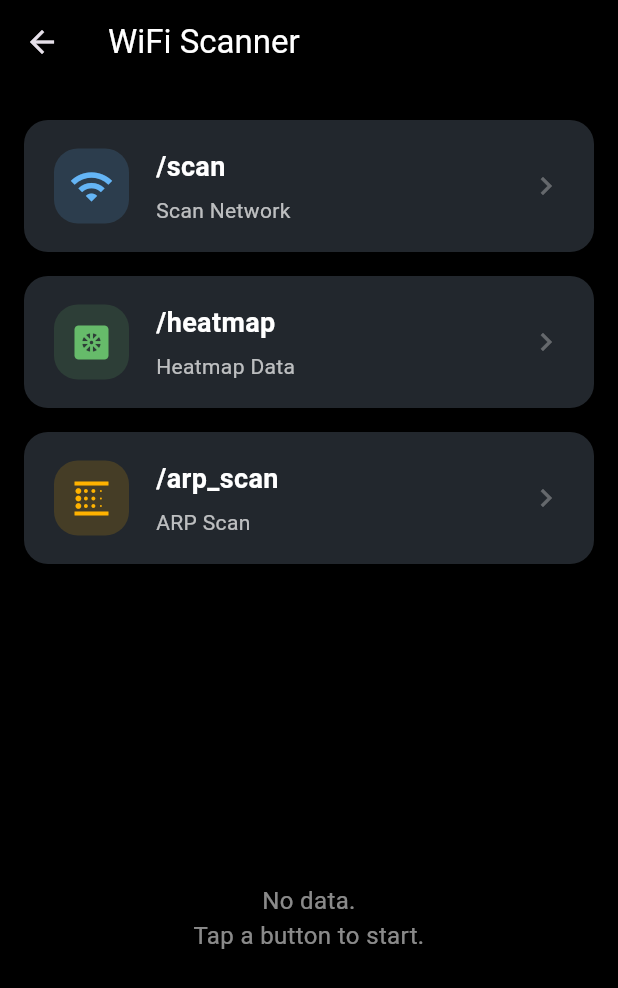
After one commit to HeenaBathyal/shaktiscankdg, a Flutter app: the SecurityFeaturesPage screen opened directly, after a tap on "WiFi/Network Scanner", on a phone screen of 412 x 824 dp. The commit adds this screen. Shown: the top 988 px of the screen. Run offline on Flutter 3.47's test engine with Material 3 defaults, Android fonts, the light colour scheme and no system bars; our stand-ins replace camera, geolocator, permission_handler, shared_preferences; missing offline and left inert: tflite_flutter; accounts and stored records are empty; Roboto replaces fonts that are missing (Arial).

Commit message:
WIFI SCANNING DONEEEEEEE!

```diff
--- a/lib/widgets/home_page.dart
+++ b/lib/widgets/home_page.dart
@@ -1,5 +1,5 @@
 import 'package:flutter/material.dart';
-import 'security_features_page.dart';
+import 'security_features_page.dart';  // Import the new Security Features page
 import 'sos_emergency_page.dart';
 
 class HomePage extends StatelessWidget {
@@ -210,6 +210,7 @@ class HomePage extends StatelessWidget {
                         shape: RoundedRectangleBorder(
                             borderRadius: BorderRadius.circular(35))),
                     onPressed: () {
+                      // Navigate to the new SecurityFeaturesPage
                       Navigator.of(context).push(MaterialPageRoute(
                           builder: (_) => const SecurityFeaturesPage()));
                     },
--- a/lib/widgets/security_features_page.dart
+++ b/lib/widgets/security_features_page.dart
@@ -1,12 +1,14 @@
 import 'package:flutter/material.dart';
 import 'quick_scan_page.dart';
+import 'wifi_scanner_page.dart';  // Import your WiFi Scanner page here
 
 class SecurityFeaturesPage extends StatelessWidget {
   const SecurityFeaturesPage({super.key});
 
   @override
   Widget build(BuildContext context) {
-    const features = [
+    // Define the list of features with explicit types
+    const List<Map<String, dynamic>> features = [
       {
         'icon': Icons.center_focus_strong,
         'iconBg': Color(0xFF172837),
@@ -38,16 +40,21 @@ class SecurityFeaturesPage extends StatelessWidget {
       appBar: AppBar(
         backgroundColor: Colors.black,
         elevation: 0,
-        title: Row(children: const [
+        title: Row(
+          children: const [
             Icon(Icons.shield, color: Color(0xFF30fb85)),
             SizedBox(width: 10),
-          Text("Security Features",
-              style: TextStyle(fontWeight: FontWeight.bold, fontSize: 22))
-        ]),
+            Text(
+              "Security Features",
+              style: TextStyle(fontWeight: FontWeight.bold, fontSize: 22),
+            ),
+          ],
+        ),
       ),
       body: Padding(
         padding: const EdgeInsets.symmetric(vertical: 24, horizontal: 14),
-        child: Column(children: [
+        child: Column(
+          children: [
             const Text(
               "Comprehensive detection capabilities powered by advanced technology",
               style: TextStyle(color: Colors.white70, fontSize: 16),
@@ -55,63 +62,99 @@ class SecurityFeaturesPage extends StatelessWidget {
             ),
             const SizedBox(height: 20),
             ...features.map((feature) {
-            int idx = features.indexOf(feature);
+              final int idx = features.indexOf(feature);
+
               return GestureDetector(
                 onTap: () {
-                if (feature['title'] == 'Quick Scan Room') {
-                  Navigator.of(context).push(MaterialPageRoute(
-                      builder: (context) => const QuickScanRoomPage()));
+                  final String title = feature['title'] as String;
+                  if (title == 'Quick Scan Room') {
+                    Navigator.of(context).push(
+                      MaterialPageRoute(
+                        builder: (context) => const QuickScanRoomPage(),
+                      ),
+                    );
+                  } else if (title == 'WiFi/Network Scanner') {
+                    Navigator.of(context).push(
+                      MaterialPageRoute(
+                        builder: (context) => const WifiScannerPage(),
+                      ),
+                    );
+                  } else if (title == 'Scan History') {
+                    ScaffoldMessenger.of(context).showSnackBar(
+                      const SnackBar(content: Text('Scan History tapped')),
+                    );
                   }
                 },
                 child: Container(
-                margin:
-                EdgeInsets.only(bottom: idx < features.length - 1 ? 20 : 0),
+                  margin: EdgeInsets.only(
+                    bottom: idx < features.length - 1 ? 20 : 0,
+                  ),
                   padding: const EdgeInsets.all(20),
                   decoration: BoxDecoration(
                     color: const Color(0xFF12161E),
-                    borderRadius: BorderRadius.circular(22)),
-                child: Row(children: [
+                    borderRadius: BorderRadius.circular(22),
+                  ),
+                  child: Row(
+                    children: [
                       Container(
                         padding: const EdgeInsets.all(14),
                         decoration: BoxDecoration(
                           color: feature['iconBg'] as Color,
-                        borderRadius: BorderRadius.circular(18)),
-                    child: Icon(feature['icon'] as IconData,
-                        color: feature['iconColor'] as Color, size: 32),
+                          borderRadius: BorderRadius.circular(18),
+                        ),
+                        child: Icon(
+                          feature['icon'] as IconData,
+                          color: feature['iconColor'] as Color,
+                          size: 32,
+                        ),
                       ),
                       const SizedBox(width: 16),
                       Expanded(
                         child: Column(
                           crossAxisAlignment: CrossAxisAlignment.start,
                           children: [
-                          Text(feature['title'] as String,
+                            Text(
+                              feature['title'] as String,
                               style: const TextStyle(
                                 fontSize: 20,
                                 color: Colors.white,
-                                  fontWeight: FontWeight.bold)),
+                                fontWeight: FontWeight.bold,
+                              ),
+                            ),
                             const SizedBox(height: 6),
-                          Text(feature['desc'] as String,
+                            Text(
+                              feature['desc'] as String,
                               style: const TextStyle(
-                                  color: Colors.white70, fontSize: 14)),
-                        ]),
+                                color: Colors.white70,
+                                fontSize: 14,
+                              ),
+                            ),
+                          ],
+                        ),
                       ),
                       Container(
-                    padding:
-                    const EdgeInsets.symmetric(horizontal: 14, vertical: 4),
+                        padding: const EdgeInsets.symmetric(
+                            horizontal: 14, vertical: 4),
                         decoration: BoxDecoration(
                           color: Colors.black54,
-                        borderRadius: BorderRadius.circular(20)),
-                    child: Text(feature['badge'] as String,
+                          borderRadius: BorderRadius.circular(20),
+                        ),
+                        child: Text(
+                          feature['badge'] as String,
                           style: const TextStyle(
                             color: Colors.grey,
                             fontSize: 14,
-                            fontWeight: FontWeight.w600)),
+                            fontWeight: FontWeight.w600,
                           ),
-                ]),
+                        ),
+                      ),
+                    ],
+                  ),
                 ),
               );
-          }).toList()
-        ]),
+            }).toList(),
+          ],
+        ),
       ),
     );
   }
--- /dev/null
+++ b/lib/widgets/wifi_scanner_page.dart
@@ -0,0 +1,328 @@
+import 'dart:convert';
+import 'package:flutter/material.dart';
+import 'package:http/http.dart' as http;
+
+class WifiScannerPage extends StatefulWidget {
+  const WifiScannerPage({Key? key}) : super(key: key);
+
+  @override
+  State<WifiScannerPage> createState() => _WifiScannerPageState();
+}
+
+class _WifiScannerPageState extends State<WifiScannerPage> {
+  // Backend URL configuration
+  static const String baseUrl = "http://10.0.2.2:8000"; // Use this for Android emulator
+  // static const String baseUrl = "http://YOUR_PC_IP:8000"; // Uncomment and set for real devices
+
+  List<dynamic> devices = [];
+  String currentEndpoint = '';
+  bool isLoading = false;
+  String errorText = '';
+
+  void _setError(String message) {
+    setState(() {
+      isLoading = false;
+      devices.clear();
+      currentEndpoint = '';
+      errorText = message;
+    });
+  }
+
+  Future<void> fetchData(String endpoint) async {
+    if (endpoint == '/arp_scan') {
+      _showArpInputDialog();
+      return;
+    }
+
+    setState(() {
+      isLoading = true;
+      devices.clear();
+      currentEndpoint = endpoint;
+      errorText = '';
+    });
+
+    try {
+      final response = await http.get(Uri.parse('$baseUrl$endpoint')).timeout(const Duration(seconds: 60));
+      if (response.statusCode == 200) {
+        final data = json.decode(response.body);
+        List<dynamic> fetchedDevices = [];
+        if (endpoint == '/scan') {
+          fetchedDevices = data['devices'] ?? [];
+        } else if (endpoint == '/heatmap') {
+          fetchedDevices = data['heatmap'] ?? [];
+        }
+        setState(() {
+          devices = fetchedDevices;
+          errorText = '';
+        });
+      } else {
+        _setError("Server error: ${response.statusCode}");
+      }
+    } catch (e) {
+      _setError("Network error:\n$e\nPlease verify backend is running and the IP address is correct.");
+    } finally {
+      setState(() {
+        isLoading = false;
+      });
+    }
+  }
+
+  Future<void> fetchArpScan(String network) async {
+    setState(() {
+      isLoading = true;
+      devices.clear();
+      currentEndpoint = '/arp_scan';
+      errorText = '';
+    });
+
+    try {
+      final response = await http.get(Uri.parse('$baseUrl/arp_scan/$network')).timeout(const Duration(seconds: 60));
+      if (response.statusCode == 200) {
+        final data = json.decode(response.body);
+        setState(() {
+          devices = data['devices'] ?? [];
+          errorText = '';
+        });
+      } else {
+        _setError("Server error: ${response.statusCode}");
+      }
+    } catch (e) {
+      _setError("Network error:\n$e\nPlease verify backend is running and the IP address is correct.");
+    } finally {
+      setState(() {
+        isLoading = false;
+      });
+    }
+  }
+
+  void _showArpInputDialog() {
+    final controller = TextEditingController();
+
+    showDialog(
+      context: context,
+      barrierDismissible: false,
+      builder: (context) => AlertDialog(
+        backgroundColor: Colors.grey[900],
+        title: const Text('Enter Network for ARP Scan', style: TextStyle(color: Colors.white)),
+        content: TextField(
+          controller: controller,
+          autofocus: true,
+          style: const TextStyle(color: Colors.white),
+          decoration: const InputDecoration(
+            hintText: 'e.g., 192.168.1.0/24',
+            hintStyle: TextStyle(color: Colors.white54),
+          ),
+        ),
+        actions: [
+          TextButton(
+            onPressed: () => Navigator.pop(context),
+            child: const Text('Cancel'),
+          ),
+          TextButton(
+            onPressed: () {
+              final input = controller.text.trim();
+              if (input.isNotEmpty) {
+                Navigator.pop(context);
+                fetchArpScan(input);
+              }
+            },
+            child: const Text('Scan'),
+          ),
+        ],
+      ),
+    );
+  }
+
+  Widget _buildActionButton({
+    required String label,
+    required String description,
+    required IconData icon,
+    required Color iconColor,
+    required VoidCallback onTap,
+    required bool loading,
+  }) {
+    return GestureDetector(
+      onTap: loading ? null : onTap,
+      child: Container(
+        margin: const EdgeInsets.symmetric(horizontal: 16, vertical: 8),
+        padding: const EdgeInsets.symmetric(vertical: 18, horizontal: 20),
+        decoration: BoxDecoration(
+          color: const Color(0xFF22272D),
+          borderRadius: BorderRadius.circular(16),
+          boxShadow: [
+            BoxShadow(color: Colors.black.withAlpha(50), blurRadius: 7, offset: const Offset(0, 3)),
+          ],
+        ),
+        child: Row(
+          children: [
+            Container(
+              decoration: BoxDecoration(
+                color: iconColor.withAlpha(40),
+                borderRadius: BorderRadius.circular(16),
+              ),
+              padding: const EdgeInsets.all(10),
+              child: Icon(icon, color: iconColor, size: 30),
+            ),
+            const SizedBox(width: 18),
+            Expanded(
+              child: Column(
+                crossAxisAlignment: CrossAxisAlignment.start,
+                children: [
+                  Text(label, style: const TextStyle(color: Colors.white, fontWeight: FontWeight.bold, fontSize: 18)),
+                  const SizedBox(height: 6),
+                  Text(description, style: const TextStyle(color: Colors.white70, fontSize: 14)),
+                ],
+              ),
+            ),
+            loading
+                ? const SizedBox(width: 26, height: 26, child: CircularProgressIndicator())
+                : const Icon(Icons.chevron_right, color: Colors.white30),
+          ],
+        ),
+      ),
+    );
+  }
+
+  Widget _buildDeviceCard(dynamic device) {
+    final int risk = device['risk'] ?? device['value'] ?? 0;
+    final riskColor = risk > 0 ? Colors.redAccent : Colors.greenAccent;
+
+    final String ip = device['ip'] ?? '';
+    final String hostname = device['hostname'] ?? '';
+    final String vendor = device['vendor'] ?? '';
+    final String mac = device['mac'] ?? '';
+    final List ports = device['open_ports'] ?? [];
+    final String status = device['status'] ?? 'Safe';
+    final String reason = device['reason'] ?? '';
+
+    return Container(
+      margin: const EdgeInsets.symmetric(horizontal: 16, vertical: 8),
+      padding: const EdgeInsets.all(16),
+      decoration: BoxDecoration(color: const Color(0xFF1D212C), borderRadius: BorderRadius.circular(16)),
+      child: Row(
+        crossAxisAlignment: CrossAxisAlignment.start,
+        children: [
+          Icon(Icons.devices, size: 32, color: Colors.blue[300]),
+          const SizedBox(width: 16),
+          Expanded(
+            child: Column(
+              crossAxisAlignment: CrossAxisAlignment.start,
+              children: [
+                Text(hostname.isNotEmpty && hostname != 'Unknown' ? hostname : ip,
+                    style: const TextStyle(color: Colors.white, fontWeight: FontWeight.bold, fontSize: 16)),
+                if (ip.isNotEmpty) Text('IP: $ip', style: const TextStyle(color: Colors.white70, fontSize: 12)),
+                if (vendor.isNotEmpty) Text('Vendor: $vendor', style: const TextStyle(color: Colors.white70, fontSize: 12)),
+                if (mac.isNotEmpty) Text('MAC: $mac', style: const TextStyle(color: Colors.white70, fontSize: 12)),
+                if (ports.isNotEmpty) Text('Open Ports: ${ports.join(", ")}', style: const TextStyle(color: Colors.amber, fontSize: 12)),
+                Row(
+                  children: [
+                    Icon(risk > 0 ? Icons.warning_amber : Icons.check_circle, color: riskColor, size: 18),
+                    const SizedBox(width: 6),
+                    Text(status, style: TextStyle(color: riskColor, fontWeight: FontWeight.bold)),
+                  ],
+                ),
+                if (reason.isNotEmpty)
+                  Text(reason, style: const TextStyle(color: Colors.orangeAccent, fontSize: 12, fontStyle: FontStyle.italic)),
+              ],
+            ),
+          ),
+          Container(
+            padding: const EdgeInsets.symmetric(horizontal: 10, vertical: 4),
+            decoration: BoxDecoration(color: Colors.black45, borderRadius: BorderRadius.circular(16)),
+            child: Text(risk.toString(), style: const TextStyle(color: Colors.grey, fontWeight: FontWeight.bold)),
+          ),
+        ],
+      ),
+    );
+  }
+
+  @override
+  Widget build(BuildContext context) {
+    IconData icon = Icons.info;
+    String title = 'WiFi Scanner';
+    List<dynamic> displayDevices = devices;
+
+    if (currentEndpoint == '/scan') {
+      icon = Icons.wifi;
+      title = 'Scan Network';
+    } else if (currentEndpoint == '/heatmap') {
+      icon = Icons.heat_pump;
+      title = 'Heatmap Data';
+    } else if (currentEndpoint == '/arp_scan') {
+      icon = Icons.blur_linear;
+      title = 'ARP Scan';
+    } else {
+      displayDevices = [];
+    }
+
+    return Scaffold(
+      backgroundColor: Colors.black,
+      appBar: AppBar(
+        backgroundColor: Colors.black,
+        elevation: 0,
+        title: Text(title, style: const TextStyle(color: Colors.white)),
+      ),
+      body: SafeArea(
+        child: Column(
+          children: [
+            const SizedBox(height: 16),
+            _buildActionButton(
+              label: '/scan',
+              description: 'Scan Network',
+              icon: Icons.wifi,
+              iconColor: Colors.blue[300]!,
+              onTap: () => fetchData('/scan'),
+              loading: isLoading && currentEndpoint == '/scan',
+            ),
+            _buildActionButton(
+              label: '/heatmap',
+              description: 'Heatmap Data',
+              icon: Icons.heat_pump,
+              iconColor: Colors.green[400]!,
+              onTap: () => fetchData('/heatmap'),
+              loading: isLoading && currentEndpoint == '/heatmap',
+            ),
+            _buildActionButton(
+              label: '/arp_scan',
+              description: 'ARP Scan',
+              icon: Icons.blur_linear,
+              iconColor: Colors.amber[600]!,
+              onTap: () => fetchData('/arp_scan'),
+              loading: isLoading && currentEndpoint == '/arp_scan',
+            ),
+            const SizedBox(height: 16),
+            Expanded(
+              child: isLoading
+                  ? const Center(child: CircularProgressIndicator())
+                  : errorText.isNotEmpty
+                  ? Center(
+                child: Padding(
+                  padding: const EdgeInsets.all(20),
+                  child: Text(
+                    errorText,
+                    textAlign: TextAlign.center,
+                    style: const TextStyle(color: Colors.redAccent, fontWeight: FontWeight.bold, fontSize: 16),
+                  ),
+                ),
+              )
+                  : displayDevices.isEmpty
+                  ? const Center(
+                child: Text(
+                  'No data.\nTap a button to start.',
+                  textAlign: TextAlign.center,
+                  style: TextStyle(color: Colors.white54, fontSize: 16),
+                ),
+              )
+                  : ListView.separated(
+                padding: const EdgeInsets.symmetric(horizontal: 16),
+                itemCount: displayDevices.length,
+                separatorBuilder: (_, __) => const SizedBox(height: 8),
+                itemBuilder: (_, index) => _buildDeviceCard(displayDevices[index]),
+              ),
+            ),
+          ],
+        ),
+      ),
+    );
+  }
+}
--- a/pubspec.yaml
+++ b/pubspec.yaml
@@ -24,6 +24,8 @@ dependencies:
   image: ^4.1.3                # Image processing for model input
   permission_handler: ^11.0.1  # Runtime permissions
 
+  http: ^1.1.0                 # For FastAPI data fetching
+
 dev_dependencies:
   flutter_test:
     sdk: flutter
```
Also changed, not shown: pubspec.lock, 3 other files. Lines whose indentation alone changed are shown as unchanged.
